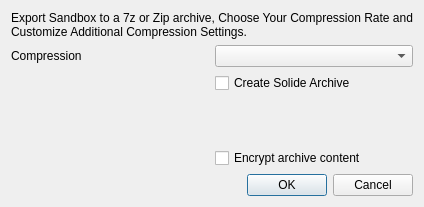
This is SandboxiePlus/SandMan/Forms/CompressDialog.ui in sandboxie-plus/Sandboxie as Qt 5 draws it before an edit. The edited form follows.
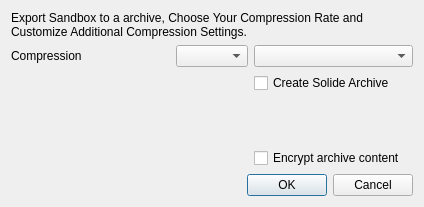
This is the edited form.

```diff
--- a/SandboxiePlus/SandMan/Forms/CompressDialog.ui
+++ b/SandboxiePlus/SandMan/Forms/CompressDialog.ui
@@ -16,9 +16,6 @@
   <layout class="QVBoxLayout" name="verticalLayout">
    <item>
     <layout class="QGridLayout" name="gridLayout">
-     <item row="1" column="1">
-      <widget class="QComboBox" name="cmbCompression"/>
-     </item>
      <item row="3" column="0">
       <spacer name="verticalSpacer">
        <property name="orientation">
@@ -32,14 +29,10 @@
        </property>
       </spacer>
      </item>
-     <item row="1" column="0">
-      <widget class="QLabel" name="label">
-       <property name="text">
-        <string>Compression</string>
-       </property>
-      </widget>
+     <item row="1" column="2">
+      <widget class="QComboBox" name="cmbCompression"/>
      </item>
-     <item row="4" column="1">
+     <item row="4" column="2">
       <widget class="QCheckBox" name="chkEncrypt">
        <property name="toolTip">
         <string>When selected you will be prompted for a password after clicking OK</string>
@@ -49,7 +42,7 @@
        </property>
       </widget>
      </item>
-     <item row="2" column="1">
+     <item row="2" column="2">
       <widget class="QCheckBox" name="chkSolid">
        <property name="toolTip">
         <string>Solid archiving improves compression ratios by treating multiple files as a single continuous data block. Ideal for a large number of small files, it makes the archive more compact but may increase the time required for extracting individual files.</string>
@@ -59,10 +52,27 @@
        </property>
       </widget>
      </item>
-     <item row="0" column="0" colspan="2">
+     <item row="1" column="0">
+      <widget class="QLabel" name="label">
+       <property name="text">
+        <string>Compression</string>
+       </property>
+      </widget>
+     </item>
+     <item row="1" column="1">
+      <widget class="QComboBox" name="cmbFormat">
+       <property name="sizePolicy">
+        <sizepolicy hsizetype="Maximum" vsizetype="Fixed">
+         <horstretch>0</horstretch>
+         <verstretch>0</verstretch>
+        </sizepolicy>
+       </property>
+      </widget>
+     </item>
+     <item row="0" column="0" colspan="3">
       <widget class="QLabel" name="label_2">
        <property name="text">
-        <string>Export Sandbox to a 7z or Zip archive, Choose Your Compression Rate and Customize Additional Compression Settings.</string>
+        <string>Export Sandbox to a archive, Choose Your Compression Rate and Customize Additional Compression Settings.</string>
        </property>
        <property name="wordWrap">
         <bool>true</bool>
```
